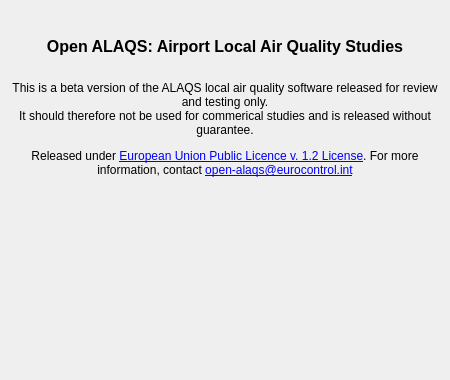
Before: the Qt Designer form open_alaqs/ui/ui_about.ui in eurocontrol-asu/open_alaqs, drawn with Qt 5.
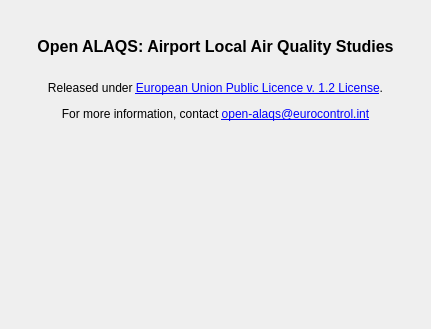
After: the same form once the commit is applied. Icons and pictures are not drawn.

Commit message: Remove some outdated text in the about dialog

Diff of the .ui file:
```diff
--- a/open_alaqs/ui/ui_about.ui
+++ b/open_alaqs/ui/ui_about.ui
@@ -9,8 +9,8 @@
    <rect>
     <x>0</x>
     <y>0</y>
-    <width>450</width>
-    <height>380</height>
+    <width>431</width>
+    <height>329</height>
    </rect>
   </property>
   <property name="sizePolicy">
@@ -90,7 +90,7 @@
       </sizepolicy>
      </property>
      <property name="text">
-      <string>&lt;html&gt;&lt;head/&gt;&lt;body&gt;&lt;p align=&quot;center&quot;&gt;&lt;span style=&quot; font-size:12pt; font-weight:600;&quot;&gt;Open ALAQS: Airport Local Air Quality Studies&lt;/span&gt;&lt;br/&gt;&lt;/p&gt;&lt;p align=&quot;center&quot;&gt;This is a beta version of the ALAQS local air quality software released for review and testing only.&lt;br/&gt;It should therefore not be used for commerical studies and is released without guarantee.&lt;/p&gt;&lt;p align=&quot;center&quot;&gt;Released under &lt;a href=&quot;https://github.com/opengisch/open_alaqs/blob/main/LICENCE.md&quot;&gt;&lt;span style=&quot; text-decoration: underline; color:#0000ff;&quot;&gt;European Union Public Licence v. 1.2 License&lt;/span&gt;&lt;/a&gt;. For more information, contact &lt;a href=&quot;mailto:open-alaqs@eurocontrol.int&quot;&gt;&lt;span style=&quot; text-decoration: underline; color:#0000ff;&quot;&gt;open-alaqs@eurocontrol.int&lt;/span&gt;&lt;/a&gt;&lt;/p&gt;&lt;/body&gt;&lt;/html&gt;</string>
+      <string>&lt;html&gt;&lt;head/&gt;&lt;body&gt;&lt;p align=&quot;center&quot;&gt;&lt;span style=&quot; font-size:12pt; font-weight:600;&quot;&gt;Open ALAQS: Airport Local Air Quality Studies&lt;/span&gt;&lt;br/&gt;&lt;/p&gt;&lt;p align=&quot;center&quot;&gt;Released under &lt;a href=&quot;https://github.com/opengisch/open_alaqs/blob/main/LICENCE.md&quot;&gt;&lt;span style=&quot; text-decoration: underline; color:#0000ff;&quot;&gt;European Union Public Licence v. 1.2 License&lt;/span&gt;&lt;/a&gt;.&lt;/p&gt;&lt;p align=&quot;center&quot;&gt;For more information, contact &lt;a href=&quot;mailto:open-alaqs@eurocontrol.int&quot;&gt;&lt;span style=&quot; text-decoration: underline; color:#0000ff;&quot;&gt;open-alaqs@eurocontrol.int&lt;/span&gt;&lt;/a&gt;&lt;/p&gt;&lt;/body&gt;&lt;/html&gt;</string>
      </property>
      <property name="wordWrap">
       <bool>true</bool>
```
Left out of the diff: 1 changed line with no effect on the pictures.
